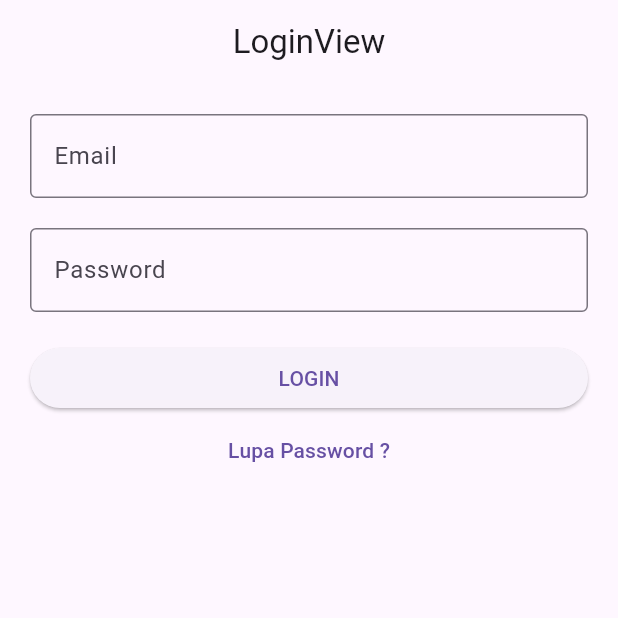
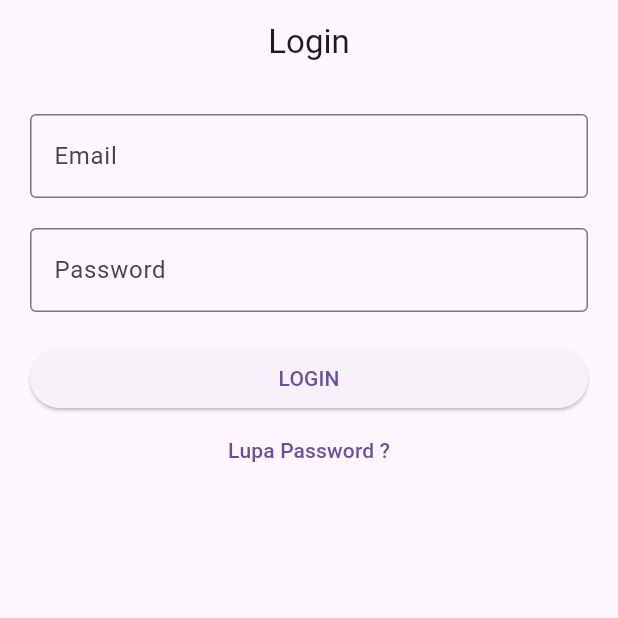
Before and after one commit to FIKRI140702/Presence-project, a Flutter app: the screen it shows after launch, after a tap on "Lupa Password ?", on a phone screen of 412 x 824 dp, the top half of it. Run offline on Flutter 3.47's test engine with Material 3 defaults, Android fonts, the phone set to English and light mode, and no system bars; our stand-ins replace cloud_firestore, device_preview, firebase_auth, firebase_core, get; accounts and stored records are empty.

Commit message:
Auto Login

```diff
--- a/lib/app/modules/add_pegawai/views/add_pegawai_view.dart
+++ b/lib/app/modules/add_pegawai/views/add_pegawai_view.dart
@@ -43,7 +43,7 @@ class AddPegawaiView extends GetView<AddPegawaiController> {
           SizedBox(height: 30),
           ElevatedButton(
             onPressed: () {
-              controller.AddPegawai();
+              controller.addPegawai();
             },
             child: Text("ADD PEGAWAI"),
           ),
--- a/lib/app/modules/login/views/login_view.dart
+++ b/lib/app/modules/login/views/login_view.dart
@@ -11,7 +11,7 @@ class LoginView extends GetView<LoginController> {
   Widget build(BuildContext context) {
     return Scaffold(
         appBar: AppBar(
-          title: const Text('LoginView'),
+          title: const Text('Login'),
           centerTitle: true,
         ),
         body: ListView(
@@ -20,16 +20,16 @@ class LoginView extends GetView<LoginController> {
             TextField(
               autocorrect: false,
               controller: controller.emailC,
-              decoration: InputDecoration(
+              decoration: const InputDecoration(
                 labelText: "Email",
                 border: OutlineInputBorder(),
               ),
             ),
-            SizedBox(height: 20),
+            const SizedBox(height: 20),
             TextField(
               controller: controller.passC,
               obscureText: true,
-              decoration: InputDecoration(
+              decoration: const InputDecoration(
                 labelText: "Password",
                 border: OutlineInputBorder(),
               ),
@@ -43,7 +43,7 @@ class LoginView extends GetView<LoginController> {
             ),
             TextButton(
               onPressed: () {},
-              child: Text("Lupa Password ?"),
+              child: const Text("Lupa Password ?"),
             ),
           ],
         ));
--- a/lib/main.dart
+++ b/lib/main.dart
@@ -1,4 +1,5 @@
 import 'package:device_preview/device_preview.dart';
+import 'package:firebase_auth/firebase_auth.dart';
 import 'package:flutter/material.dart';
 import 'package:firebase_core/firebase_core.dart';
 import 'firebase_options.dart';
@@ -12,12 +13,25 @@ void main() async {
     options: DefaultFirebaseOptions.currentPlatform,
   );
   runApp(
-    DevicePreview(
-      builder: (contex) => GetMaterialApp(
-        title: "Application",
-        initialRoute: Routes.LOGIN,
-        getPages: AppPages.routes,
-      ),
-    ),
+    StreamBuilder<User?>(
+        stream: FirebaseAuth.instance.authStateChanges(),
+        builder: (context, snapshoot) {
+          if (snapshoot.connectionState == ConnectionState.waiting) {
+            return MaterialApp(
+              home: Scaffold(
+                body: Center(
+                  child: CircularProgressIndicator(),
+                ),
+              ),
+            );
+          }
+          return DevicePreview(
+            builder: (contex) => GetMaterialApp(
+              title: "Application",
+              initialRoute: snapshoot.data != null ? Routes.HOME : Routes.LOGIN,
+              getPages: AppPages.routes,
+            ),
+          );
+        }),
   );
 }
```
Also changed, not shown: lib/app/modules/add_pegawai/controllers/add_pegawai_controller.dart (+62 -10 lines), lib/app/modules/home/views/home_view.dart (+9 -1 lines).
